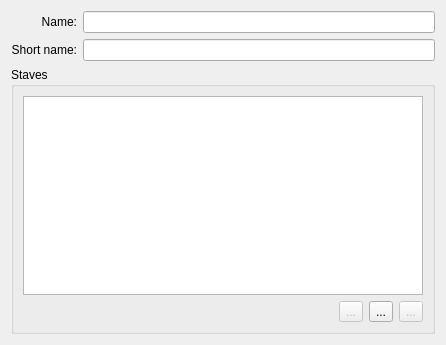
Qt form shapes/musicshape/dialogs/PartDetailsDialog.ui (KDE/calligra) before a commit.
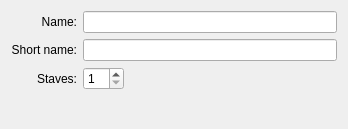
The same form after that commit.

Commit message: allow changing of name and abbreviation of parts

Diff of the .ui file:
```diff
--- a/shapes/musicshape/dialogs/PartDetailsDialog.ui
+++ b/shapes/musicshape/dialogs/PartDetailsDialog.ui
@@ -5,8 +5,8 @@
    <rect>
     <x>0</x>
     <y>0</y>
-    <width>446</width>
-    <height>345</height>
+    <width>348</width>
+    <height>129</height>
    </rect>
   </property>
   <property name="windowTitle" >
@@ -47,19 +47,28 @@
      <item row="1" column="1" >
       <widget class="QLineEdit" name="shortNameEdit" />
      </item>
-    </layout>
-   </item>
-   <item>
-    <widget class="QGroupBox" name="groupBox" >
-     <property name="title" >
-      <string>Staves</string>
-     </property>
-     <layout class="QVBoxLayout" >
-      <item>
-       <widget class="QListWidget" name="staffList" />
-      </item>
-      <item>
+     <item row="2" column="0" >
+      <widget class="QLabel" name="label_3" >
+       <property name="text" >
+        <string>Staves:</string>
+       </property>
+       <property name="alignment" >
+        <set>Qt::AlignRight|Qt::AlignTrailing|Qt::AlignVCenter</set>
+       </property>
+      </widget>
+     </item>
+     <item row="2" column="1" >
        <layout class="QHBoxLayout" >
+       <item>
+        <widget class="QSpinBox" name="staffCount" >
+         <property name="minimum" >
+          <number>1</number>
+         </property>
+         <property name="value" >
+          <number>1</number>
+         </property>
+        </widget>
+       </item>
         <item>
          <spacer>
           <property name="orientation" >
@@ -73,37 +82,22 @@
           </property>
          </spacer>
         </item>
-        <item>
-         <widget class="QToolButton" name="editStaff" >
-          <property name="enabled" >
-           <bool>false</bool>
-          </property>
-          <property name="text" >
-           <string>...</string>
-          </property>
-         </widget>
-        </item>
-        <item>
-         <widget class="QToolButton" name="addStaff" >
-          <property name="text" >
-           <string>...</string>
-          </property>
-         </widget>
+      </layout>
+     </item>
+    </layout>
         </item>
         <item>
-         <widget class="QToolButton" name="removeStaff" >
-          <property name="enabled" >
-           <bool>false</bool>
-          </property>
-          <property name="text" >
-           <string>...</string>
-          </property>
-         </widget>
-        </item>
-       </layout>
-      </item>
-     </layout>
-    </widget>
+    <spacer>
+     <property name="orientation" >
+      <enum>Qt::Vertical</enum>
+     </property>
+     <property name="sizeHint" >
+      <size>
+       <width>20</width>
+       <height>40</height>
+      </size>
+     </property>
+    </spacer>
    </item>
   </layout>
  </widget>
```
Lines whose indentation alone changed are shown as unchanged. The commit also changes 10 other files.
